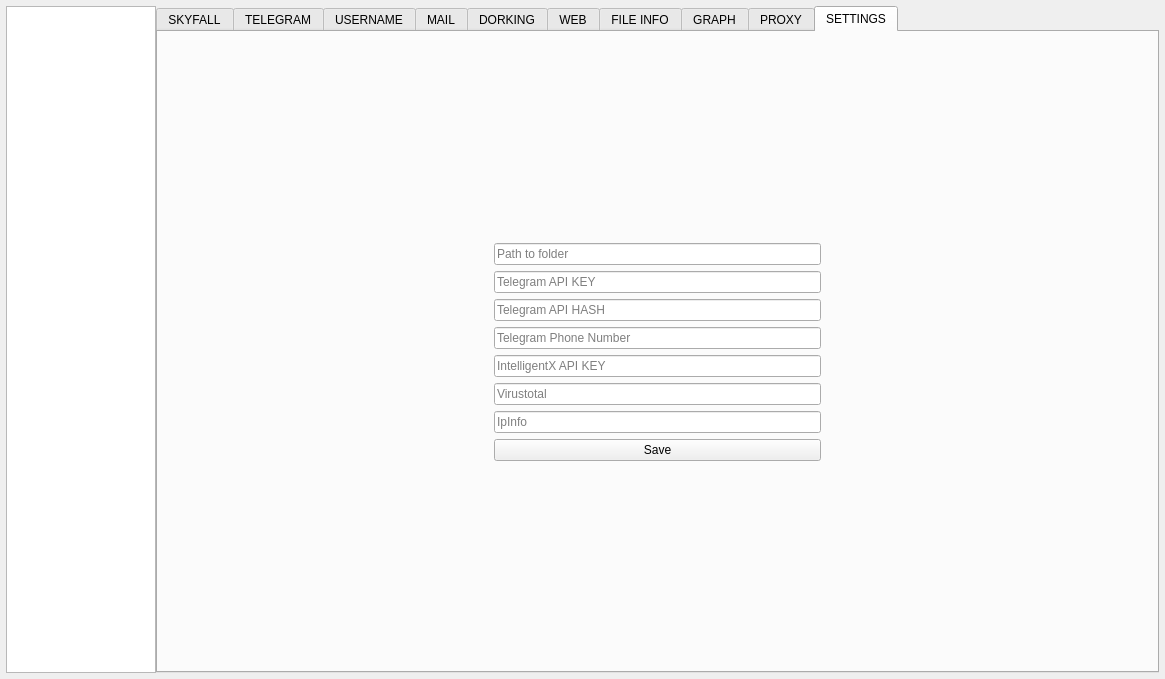
Qt form resources/form.ui (Nighty3098/SkyFall) before a commit.
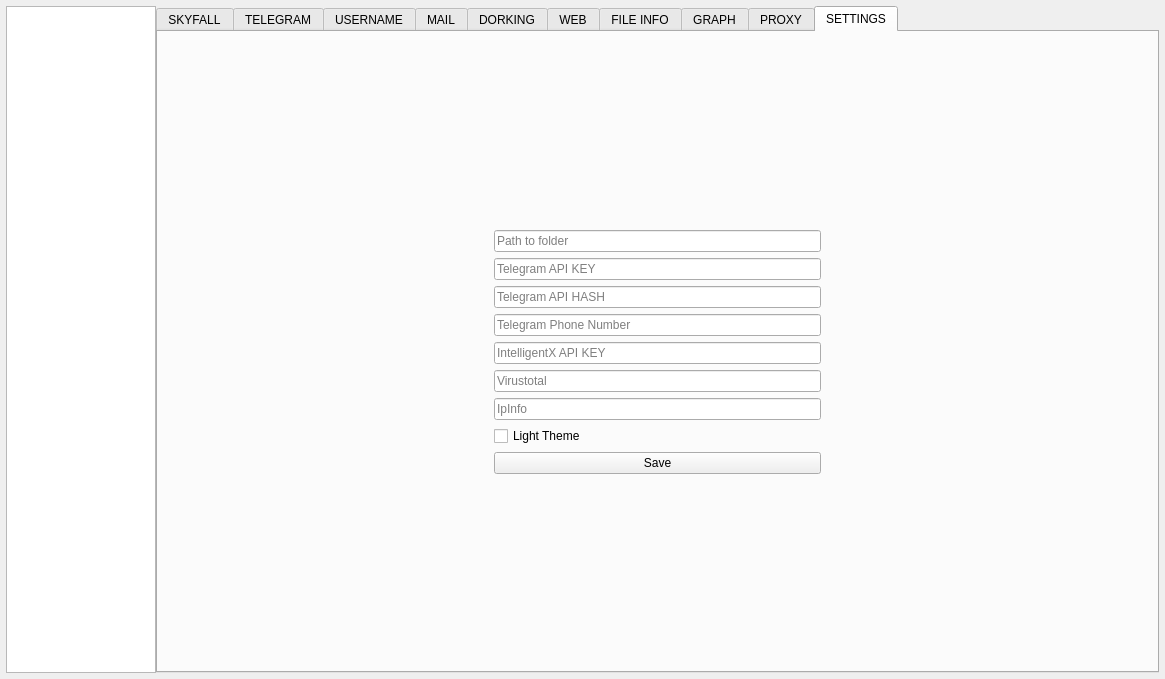
The same form after that commit. The open tabs and pages were chosen to show the change. Custom widgets are drawn as their Qt base class.

Commit message: Add lightThemeCheck with JSON persistence, theme switching (style.qss/style_light.qss), and theme-colored first tab icon

```diff
--- a/resources/form.ui
+++ b/resources/form.ui
@@ -1159,6 +1159,13 @@
             </property>
            </widget>
           </item>
+          <item>
+           <widget class="QCheckBox" name="lightThemeCheck">
+            <property name="text">
+             <string>Light Theme</string>
+            </property>
+           </widget>
+          </item>
           <item>
            <widget class="QPushButton" name="pushButton">
             <property name="text">
```
Left out of the diff: 2 changed lines with no effect on the pictures. The commit also changes 6 other files.
